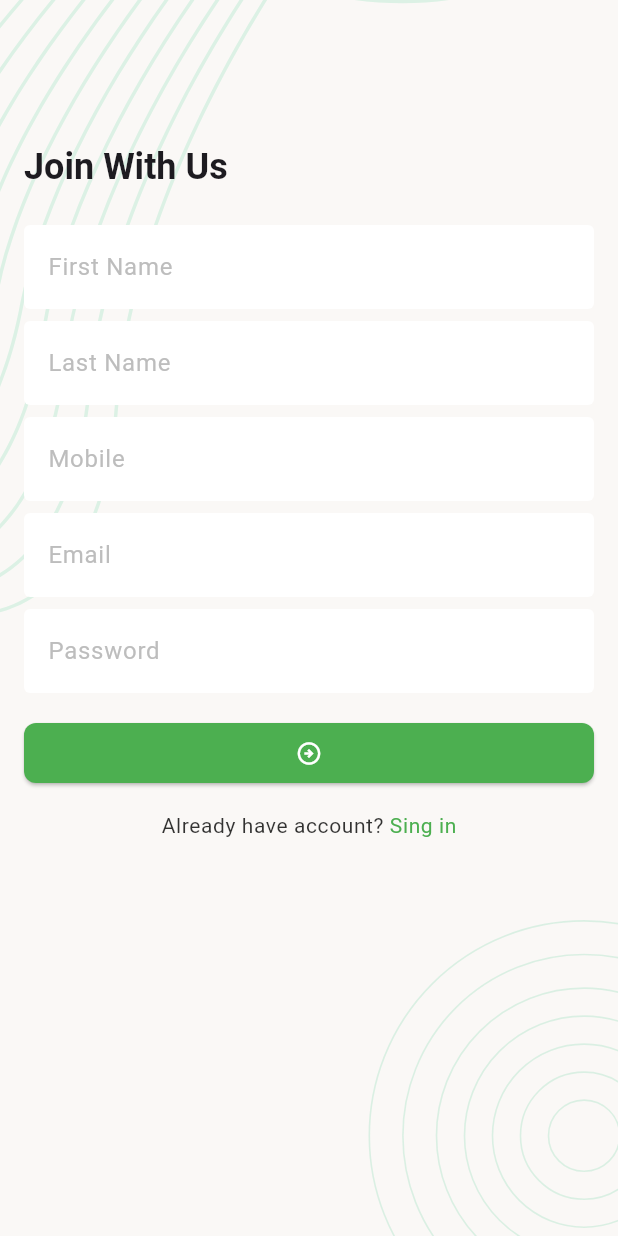
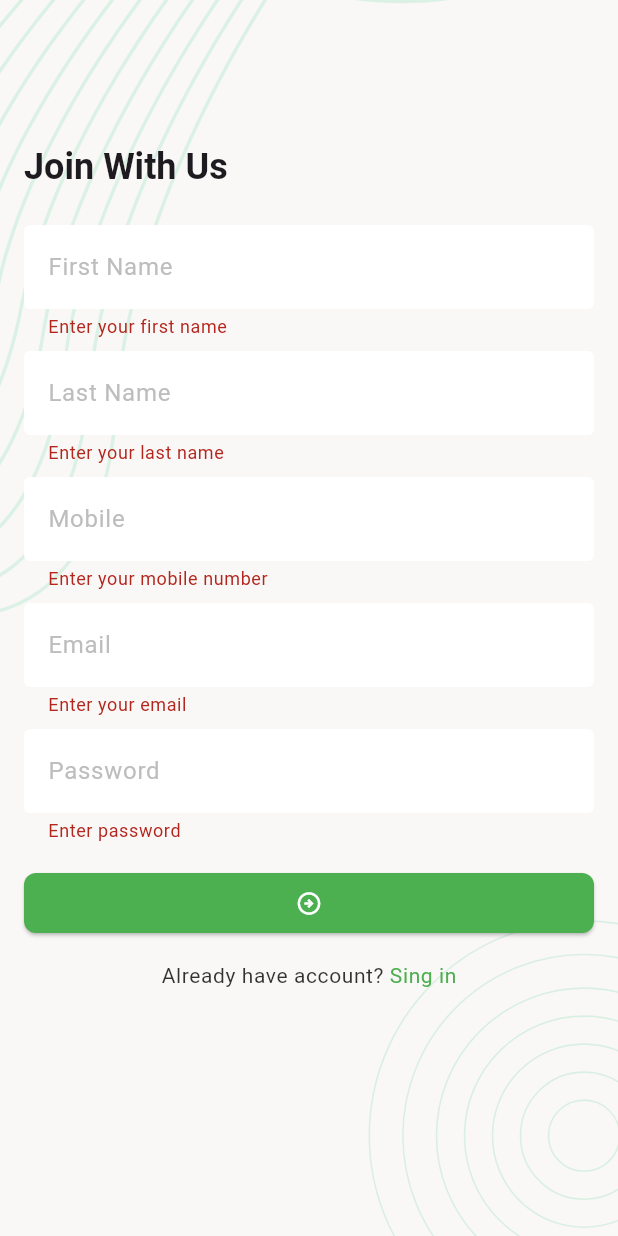
Before and after one commit to mdmridul6/rest_task_manager, a Flutter app: the SingUpScreen screen opened directly, after a tap on the "arrow circle right" icon, on a phone screen of 412 x 824 dp. Run offline on Flutter 3.47's test engine with Material 3 defaults, Android fonts, the phone set to English and light mode, and no system bars; our stand-ins replace cached_network_image, flutter_svg, pin_code_fields; network calls fail.

```diff
--- /dev/null
+++ b/lib/data/model/network_response.dart
@@ -0,0 +1,13 @@
+class NetworkResponse {
+  final int statusCode;
+  final bool isSuccess;
+  final dynamic responseData;
+  final String? errorMessage;
+
+  NetworkResponse({
+    required this.statusCode,
+    required this.isSuccess,
+    this.responseData,
+    this.errorMessage,
+  });
+}
--- /dev/null
+++ b/lib/data/utility/app_urls.dart
@@ -0,0 +1,4 @@
+class AppUrls {
+  static const String rootUrls = "http://192.168.31.88:8000/api";
+  static const String regUrl = "$rootUrls/register";
+}
--- a/lib/ui/screens/auth/sing_up_screen.dart
+++ b/lib/ui/screens/auth/sing_up_screen.dart
@@ -1,8 +1,13 @@
 import 'package:flutter/gestures.dart';
 import 'package:flutter/material.dart';
+import 'package:rest_task_manager/data/model/network_response.dart';
+import 'package:rest_task_manager/data/network_caller/network_caller.dart';
+import 'package:rest_task_manager/data/utility/app_urls.dart';
 import 'package:rest_task_manager/ui/screens/auth/sing_in_screen.dart';
 import 'package:rest_task_manager/ui/utility/app_color.dart';
+import 'package:rest_task_manager/ui/utility/app_constant.dart';
 import 'package:rest_task_manager/ui/widgets/background_widget.dart';
+import 'package:rest_task_manager/ui/widgets/show_shack_bar_message.dart';
 
 class SingUpScreen extends StatefulWidget {
   const SingUpScreen({super.key});
@@ -18,6 +23,8 @@ class _SingUpScreenState extends State<SingUpScreen> {
   final TextEditingController _lastNameTEController = TextEditingController();
   final TextEditingController _mobileTEController = TextEditingController();
   final GlobalKey<FormState> _fromKey = GlobalKey<FormState>();
+
+  bool _regInProgress = false;
 
   @override
   Widget build(BuildContext context) {
@@ -41,43 +48,77 @@ class _SingUpScreenState extends State<SingUpScreen> {
                     TextFormField(
                       controller: _firstNameTEController,
                       decoration: InputDecoration(hintText: 'First Name'),
+                      validator: (String? value) {
+                        if (value?.trim().isEmpty ?? true) {
+                          return "Enter your first name";
+                        }
+                        return null;
+                      },
                     ),
                     SizedBox(height: 8),
                     TextFormField(
                       controller: _lastNameTEController,
                       decoration: InputDecoration(hintText: 'Last Name'),
+                      validator: (String? value) {
+                        if (value?.trim().isEmpty ?? true) {
+                          return "Enter your last name";
+                        }
+                        return null;
+                      },
                     ),
                     SizedBox(height: 8),
                     TextFormField(
                       controller: _mobileTEController,
                       decoration: InputDecoration(hintText: 'Mobile'),
+                      validator: (String? value) {
+                        if (value?.trim().isEmpty ?? true) {
+                          return "Enter your mobile number";
+                        }
+                        return null;
+                      },
                       keyboardType: TextInputType.number,
                     ),
                     SizedBox(height: 8),
                     TextFormField(
                       controller: _emailTEController,
                       decoration: InputDecoration(hintText: 'Email'),
+                      validator: (String? value) {
+                        if (value?.trim().isEmpty ?? true) {
+                          return "Enter your email";
+                        }
+                        if (AppConstant.emailRegExp.hasMatch(value!) == false) {
+                          return 'Enter a valid email address';
+                        }
+                        return null;
+                      },
                       keyboardType: TextInputType.emailAddress,
                     ),
                     SizedBox(height: 8),
                     TextFormField(
                       controller: _passwordTEController,
                       decoration: InputDecoration(hintText: 'Password'),
+                      validator: (String? value) {
+                        if (value?.trim().isEmpty ?? true) {
+                          return "Enter password";
+                        }
+                        return null;
+                      },
                       keyboardType: TextInputType.visiblePassword,
                     ),
                     SizedBox(height: 16),
-                    ElevatedButton(
+                    Visibility(
+                      visible: _regInProgress == false,
+                      replacement: Center(child: CircularProgressIndicator()),
+                      child: ElevatedButton(
                         onPressed: () {
                           if (_fromKey.currentState!.validate()) {
-                          // Navigator.push(
-                          //   context,
-                          //   MaterialPageRoute(builder: (context) => {}),
-                          // );
+                            _onTapSingUpButton();
                           }
                         },
                         child: Icon(
                           Icons.arrow_circle_right_outlined,
                           color: Colors.white,
+                        ),
                       ),
                     ),
                     SizedBox(height: 16),
@@ -118,13 +159,59 @@ class _SingUpScreenState extends State<SingUpScreen> {
     );
   }
 
+  Future<void> _onTapSingUpButton() async {
+    _regInProgress = true;
+    setState(() {});
+
+    Map<String, dynamic> inputRequest = {
+      "first_name": _firstNameTEController.text.trim(),
+      "last_name": _lastNameTEController.text.trim(),
+      "email": _emailTEController.text.trim(),
+      "mobile": _mobileTEController.text.trim(),
+      "password": _passwordTEController.text,
+    };
+
+    NetworkResponse response = await NetworkCaller.postRequest(
+      AppUrls.regUrl,
+      inputRequest,
+    );
+
+    if (response.isSuccess == true) {
+      if (mounted) {
+        showSnackBarMessage(context, "Registration Successful");
+      }
+    } else {
+      if (mounted) {
+        showSnackBarMessage(
+          context,
+          response.errorMessage ?? "Registration Failed",
+        );
+      }
+    }
+    _regInProgress = false;
+    setState(() {});
+
+    // Navigator.push(
+    //   context,
+    //   MaterialPageRoute(builder: (context) => SingInScreen()),
+    // );
+  }
+
+  void clearInput() {
+    _firstNameTEController.clear();
+    _lastNameTEController.clear();
+    _emailTEController.clear();
+    _mobileTEController.clear();
+    _passwordTEController.clear();
+  }
+
   @override
   void dispose() {
-    _emailTEController.dispose();
-    _passwordTEController.dispose();
     _firstNameTEController.dispose();
     _lastNameTEController.dispose();
+    _emailTEController.dispose();
     _mobileTEController.dispose();
+    _passwordTEController.dispose();
     super.dispose();
   }
 }
--- a/lib/ui/screens/tasks/main_bottom_nav_screen.dart
+++ b/lib/ui/screens/tasks/main_bottom_nav_screen.dart
@@ -26,7 +26,7 @@ class _MainBottomNavScreenState extends State<MainBottomNavScreen> {
   @override
   Widget build(BuildContext context) {
     return Scaffold(
-      appBar: profileAppbar(),
+      appBar: profileAppBar(context),
       body: _screen[_selectedTabIndex],
       bottomNavigationBar: BottomNavigationBar(
         currentIndex: _selectedTabIndex,
--- a/lib/ui/screens/tasks/new_task_screen.dart
+++ b/lib/ui/screens/tasks/new_task_screen.dart
@@ -13,7 +13,7 @@ class _NewTaskScreenState extends State<NewTaskScreen> {
   @override
   Widget build(BuildContext context) {
     return Scaffold(
-      appBar: profileAppbar(),
+      appBar: profileAppBar(context),
       body: BackgroundWidget(
         child: Padding(
           padding: EdgeInsets.all(16),
--- /dev/null
+++ b/lib/ui/utility/app_constant.dart
@@ -0,0 +1,6 @@
+class AppConstant {
+  static RegExp emailRegExp = RegExp(
+    r"^[a-zA-Z0-9.a-zA-Z0-9.!#$%&'*+-/=?^_`{|}~]+@[a-zA-Z0-9]+\.[a-zA-Z]+",
+  );
+  static RegExp mobileRegExp = RegExp(r'^(?:\+88|88)?(01[3-9]\d{8})$');
+}
--- a/pubspec.yaml
+++ b/pubspec.yaml
@@ -14,6 +14,7 @@ dependencies:
   flutter_svg: ^2.0.17
   pin_code_fields: ^8.0.1
   cached_network_image: ^3.4.1
+  http: ^1.3.0
 
 dev_dependencies:
   flutter_test:
```
Also changed, not shown: lib/data/network_caller/network_caller.dart (added, +65 -0 lines), lib/ui/screens/update_profile_screen.dart (added, +120 -0 lines), lib/ui/widgets/profile_app_bar.dart (+14 -2 lines), lib/ui/widgets/show_shack_bar_message.dart (added, +14 -0 lines), pubspec.lock. Lines whose indentation alone changed are shown as unchanged.
